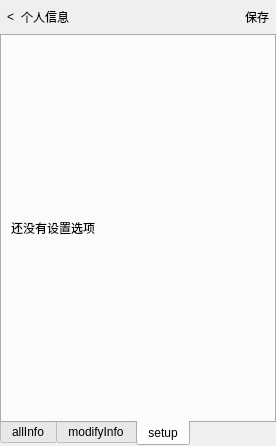
First picture: the form in assistPage/detailedinfopage.ui, repository GhostsLYB/Client, before the edit.
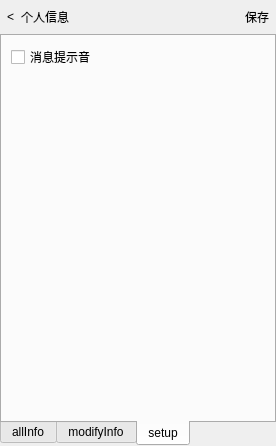
Second picture: the form after the edit.

```diff
--- a/assistPage/detailedinfopage.ui
+++ b/assistPage/detailedinfopage.ui
@@ -222,12 +222,25 @@
       </attribute>
       <layout class="QVBoxLayout" name="verticalLayout_4">
        <item>
-        <widget class="QLabel" name="label_4">
+        <widget class="QCheckBox" name="cb_audio">
          <property name="text">
-          <string>还没有设置选项</string>
+          <string>消息提示音</string>
          </property>
         </widget>
        </item>
+       <item>
+        <spacer name="verticalSpacer_3">
+         <property name="orientation">
+          <enum>Qt::Vertical</enum>
+         </property>
+         <property name="sizeHint" stdset="0">
+          <size>
+           <width>20</width>
+           <height>40</height>
+          </size>
+         </property>
+        </spacer>
+       </item>
       </layout>
      </widget>
     </widget>
```
